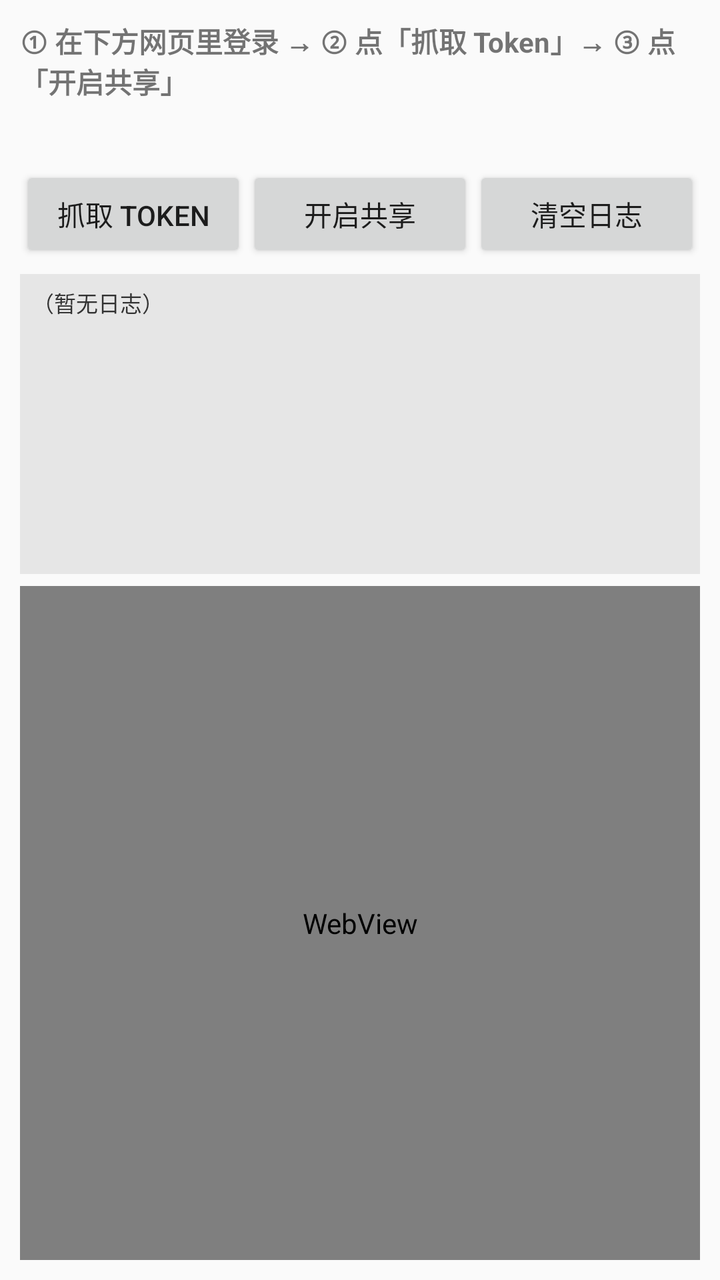
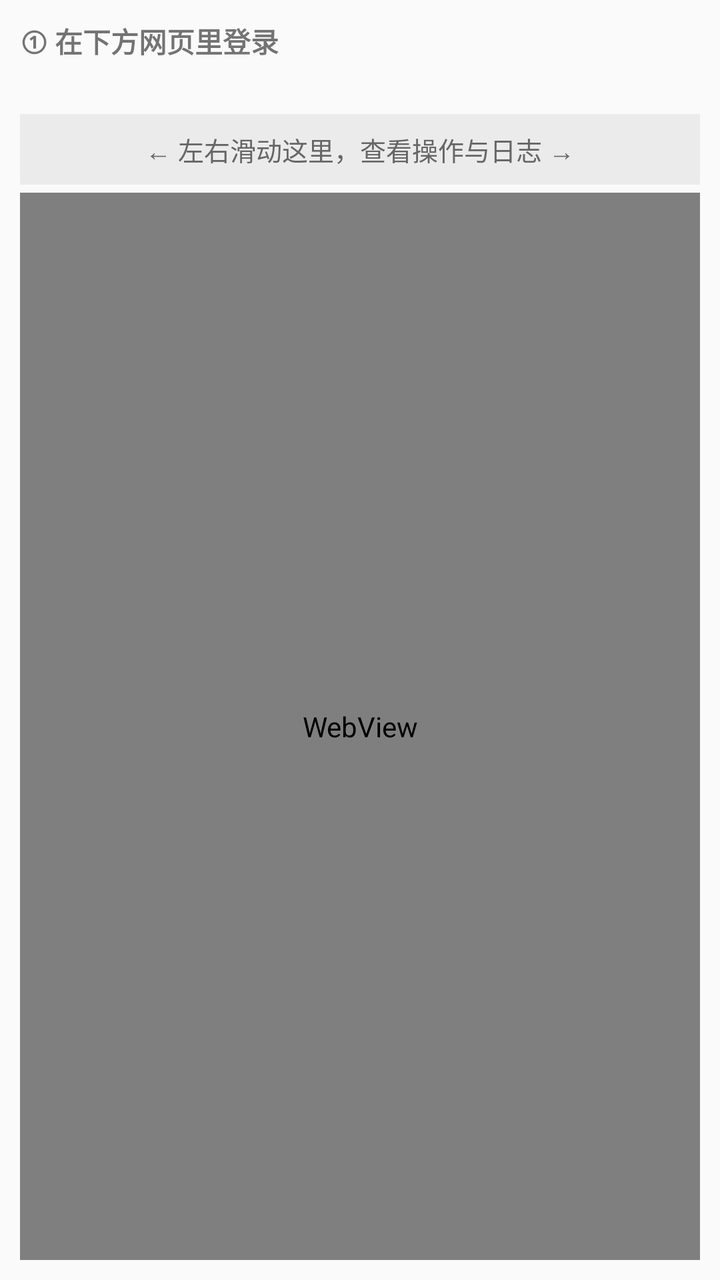

An Android layout rendered at two revisions. The XML below is the earlier revision; the diff shows what the commit changed to produce the second picture.
<!-- AndroidManifest.xml: application theme Theme.AppCompat.DayNight.NoActionBar -->
<!-- res/layout/activity_main.xml -->
<?xml version="1.0" encoding="utf-8"?>
<LinearLayout xmlns:android="http://schemas.android.com/apk/res/android"
    android:layout_width="match_parent"
    android:layout_height="match_parent"
    android:orientation="vertical"
    android:padding="10dp">

    <TextView
        android:id="@+id/tvStatus"
        android:layout_width="match_parent"
        android:layout_height="wrap_content"
        android:textSize="14sp"
        android:textStyle="bold"
        android:text="① 在下方网页里登录 → ② 点「抓取 Token」→ ③ 点「开启共享」" />

    <TextView
        android:id="@+id/tvAddr"
        android:layout_width="match_parent"
        android:layout_height="wrap_content"
        android:textSize="15sp"
        android:paddingTop="6dp"
        android:textColor="#0a7d00"
        android:text="" />

    <LinearLayout
        android:layout_width="match_parent"
        android:layout_height="wrap_content"
        android:orientation="horizontal"
        android:paddingTop="6dp">

        <Button
            android:id="@+id/btnGrab"
            android:layout_width="0dp"
            android:layout_height="wrap_content"
            android:layout_weight="1"
            android:text="抓取 Token" />

        <Button
            android:id="@+id/btnToggle"
            android:layout_width="0dp"
            android:layout_height="wrap_content"
            android:layout_weight="1"
            android:text="开启共享" />

        <Button
            android:id="@+id/btnClearLog"
            android:layout_width="0dp"
            android:layout_height="wrap_content"
            android:layout_weight="1"
            android:text="清空日志" />
    </LinearLayout>

    
    <TextView
        android:id="@+id/tvLog"
        android:layout_width="match_parent"
        android:layout_height="150dp"
        android:layout_marginTop="6dp"
        android:background="#14000000"
        android:padding="6dp"
        android:textSize="11sp"
        android:typeface="monospace"
        android:textColor="#333333"
        android:scrollbars="vertical"
        android:text="（暂无日志）" />

    <WebView
        android:id="@+id/web"
        android:layout_width="match_parent"
        android:layout_height="0dp"
        android:layout_weight="1"
        android:layout_marginTop="6dp" />
</LinearLayout>
<!-- resources referenced by this layout -->
<resources>

</resources>

<!-- the commit's change to res/layout/activity_main.xml (unified diff, before → after) -->
@@ -1,73 +1,131 @@
 <?xml version="1.0" encoding="utf-8"?>
-<LinearLayout xmlns:android="http://schemas.android.com/apk/res/android"
+<ViewFlipper xmlns:android="http://schemas.android.com/apk/res/android"
+    android:id="@+id/flipper"
     android:layout_width="match_parent"
-    android:layout_height="match_parent"
-    android:orientation="vertical"
-    android:padding="10dp">
+    android:layout_height="match_parent">
 
-    <TextView
-        android:id="@+id/tvStatus"
-        android:layout_width="match_parent"
-        android:layout_height="wrap_content"
-        android:textSize="14sp"
-        android:textStyle="bold"
-        android:text="① 在下方网页里登录 → ② 点「抓取 Token」→ ③ 点「开启共享」" />
-
-    <TextView
-        android:id="@+id/tvAddr"
-        android:layout_width="match_parent"
-        android:layout_height="wrap_content"
-        android:textSize="15sp"
-        android:paddingTop="6dp"
-        android:textColor="#0a7d00"
-        android:text="" />
-
+    
     <LinearLayout
         android:layout_width="match_parent"
-        android:layout_height="wrap_content"
-        android:orientation="horizontal"
-        android:paddingTop="6dp">
+        android:layout_height="match_parent"
+        android:orientation="vertical"
+        android:padding="10dp">
 
-        <Button
-            android:id="@+id/btnGrab"
-            android:layout_width="0dp"
+        <TextView
+            android:id="@+id/tvStatus"
+            android:layout_width="match_parent"
             android:layout_height="wrap_content"
+            android:textSize="14sp"
+            android:textStyle="bold"
+            android:text="① 在下方网页里登录" />
+
+        <TextView
+            android:id="@+id/tvAddr"
+            android:layout_width="match_parent"
+            android:layout_height="wrap_content"
+            android:textSize="15sp"
+            android:paddingTop="6dp"
+            android:textColor="#0a7d00"
+            android:text="" />
+
+        
+        <TextView
+            android:id="@+id/tvSwipeHint"
+            android:layout_width="match_parent"
+            android:layout_height="wrap_content"
+            android:paddingTop="8dp"
+            android:paddingBottom="8dp"
+            android:textSize="13sp"
+            android:textColor="#666666"
+            android:background="#0f000000"
+            android:gravity="center"
+            android:text="← 左右滑动这里，查看操作与日志 →" />
+
+        <WebView
+            android:id="@+id/web"
+            android:layout_width="match_parent"
+            android:layout_height="0dp"
             android:layout_weight="1"
-            android:text="抓取 Token" />
-
-        <Button
-            android:id="@+id/btnToggle"
-            android:layout_width="0dp"
-            android:layout_height="wrap_content"
-            android:layout_weight="1"
-            android:text="开启共享" />
-
-        <Button
-            android:id="@+id/btnClearLog"
-            android:layout_width="0dp"
-            android:layout_height="wrap_content"
-            android:layout_weight="1"
-            android:text="清空日志" />
+            android:layout_marginTop="4dp" />
     </LinearLayout>
 
     
-    <TextView
-        android:id="@+id/tvLog"
+    <LinearLayout
         android:layout_width="match_parent"
-        android:layout_height="150dp"
-        android:layout_marginTop="6dp"
-        android:background="#14000000"
-        android:padding="6dp"
-        android:textSize="11sp"
-        android:typeface="monospace"
-        android:textColor="#333333"
-        android:scrollbars="vertical"
-        android:text="（暂无日志）" />
+        android:layout_height="match_parent"
+        android:orientation="vertical"
+        android:padding="10dp">
 
-    <WebView
-        android:id="@+id/web"
-        android:layout_width="match_parent"
-        android:layout_height="0dp"
-        android:layout_weight="1"
-        android:layout_marginTop="6dp" />
-</LinearLayout>
+        <TextView
+            android:layout_width="match_parent"
+            android:layout_height="wrap_content"
+            android:textSize="14sp"
+            android:textStyle="bold"
+            android:text="操作与日志" />
+
+        <TextView
+            android:id="@+id/tvAddr2"
+            android:layout_width="match_parent"
+            android:layout_height="wrap_content"
+            android:textSize="15sp"
+            android:paddingTop="6dp"
+            android:textColor="#0a7d00"
+            android:text="" />
+
+        <LinearLayout
+            android:layout_width="match_parent"
+            android:layout_height="wrap_content"
+            android:orientation="horizontal"
+            android:paddingTop="8dp">
+
+            <Button
+                android:id="@+id/btnGrab"
+                android:layout_width="0dp"
+                android:layout_height="wrap_content"
+                android:layout_weight="1"
+                android:text="抓取 Token" />
+
+            <Button
+                android:id="@+id/btnToggle"
+                android:layout_width="0dp"
+                android:layout_height="wrap_content"
+                android:layout_weight="1"
+                android:text="开启共享" />
+        </LinearLayout>
+
+        <LinearLayout
+            android:layout_width="match_parent"
+            android:layout_height="wrap_content"
+            android:orientation="horizontal"
+            android:paddingTop="4dp">
+
+            <Button
+                android:id="@+id/btnClearLog"
+                android:layout_width="0dp"
+                android:layout_height="wrap_content"
+                android:layout_weight="1"
+                android:text="清空日志" />
+
+            <Button
+                android:id="@+id/btnBack"
+                android:layout_width="0dp"
+                android:layout_height="wrap_content"
+                android:layout_weight="1"
+                android:text="返回登录页" />
+        </LinearLayout>
+
+        <TextView
+            android:id="@+id/tvLog"
+            android:layout_width="match_parent"
+            android:layout_height="0dp"
+            android:layout_weight="1"
+            android:layout_marginTop="6dp"
+            android:background="#14000000"
+            android:padding="6dp"
+            android:textSize="11sp"
+            android:typeface="monospace"
+            android:textColor="#333333"
+            android:scrollbars="vertical"
+            android:text="（暂无日志）" />
+    </LinearLayout>
+</ViewFlipper>
